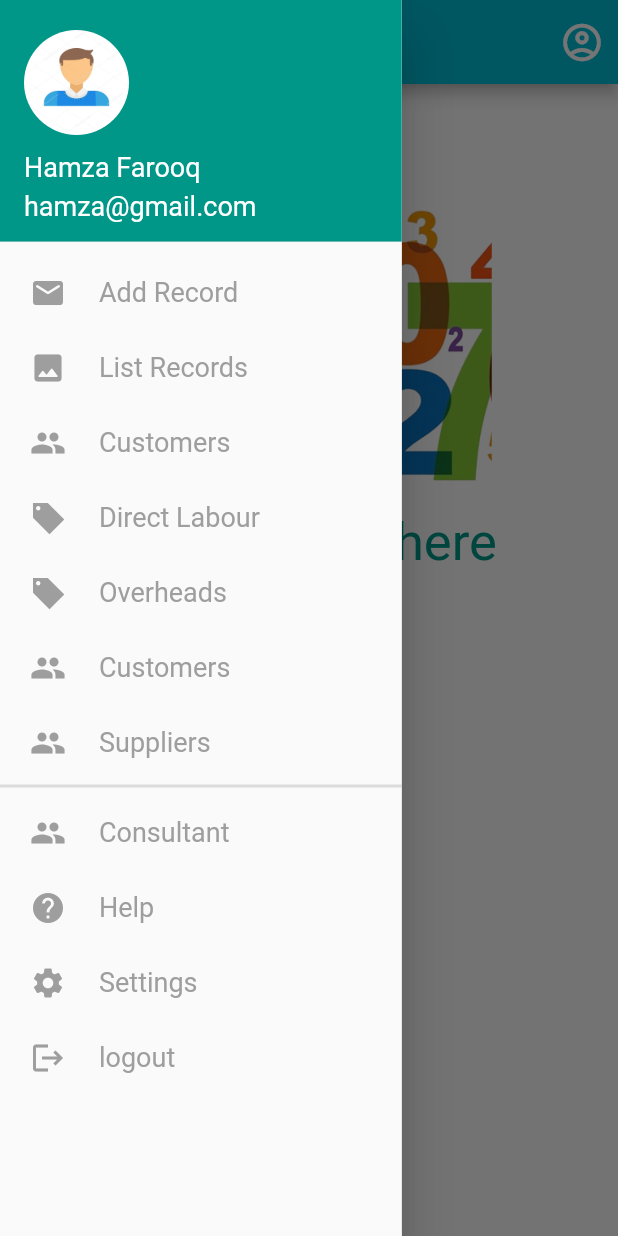
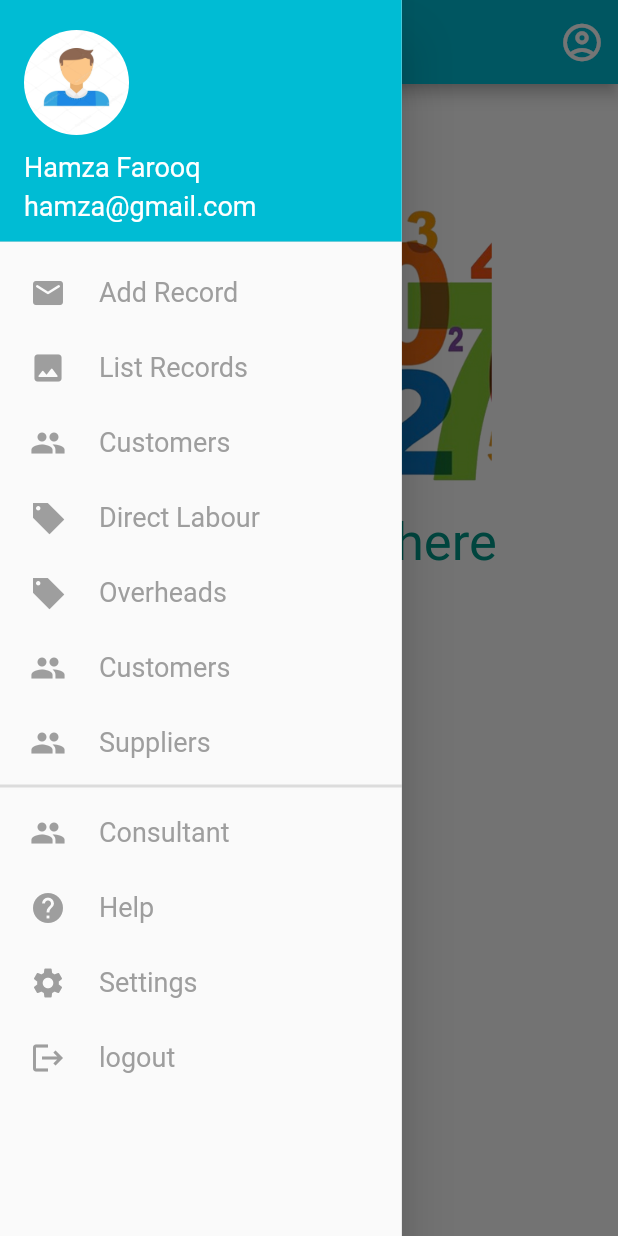
Before and after one commit to zahidalidev/Flutter-Navigation-and-API-Integration, a Flutter app: the screen it shows after launch, with the side drawer open, on a phone screen of 412 x 824 dp. Run offline on Flutter 3.47's test engine with Material 2 defaults, Android fonts, the phone set to English and light mode, and no system bars.

Commit message:
theme and drawer

```diff
--- a/lib/Widgets/Drawer.dart
+++ b/lib/Widgets/Drawer.dart
@@ -131,7 +131,7 @@ class _DrawerWidget extends State<DrawerWidget> {
               ],
             ),
             decoration: BoxDecoration(
-              color: Colors.teal,
+              color: Colors.cyan,
             ),
           ),
           Expanded(
--- a/lib/Widgets/MyAppBar.dart
+++ b/lib/Widgets/MyAppBar.dart
@@ -9,7 +9,7 @@ class MyAppBar extends StatelessWidget implements PreferredSizeWidget {
     return AppBar(
       foregroundColor: Colors.white,
       iconTheme: IconThemeData(color: Colors.white),
-      title: Text('Verido', style: TextStyle(color: Colors.white)),
+      title: Text('Code X', style: TextStyle(color: Colors.white)),
       actions: [
         IconButton(
             icon: const Icon(
```
